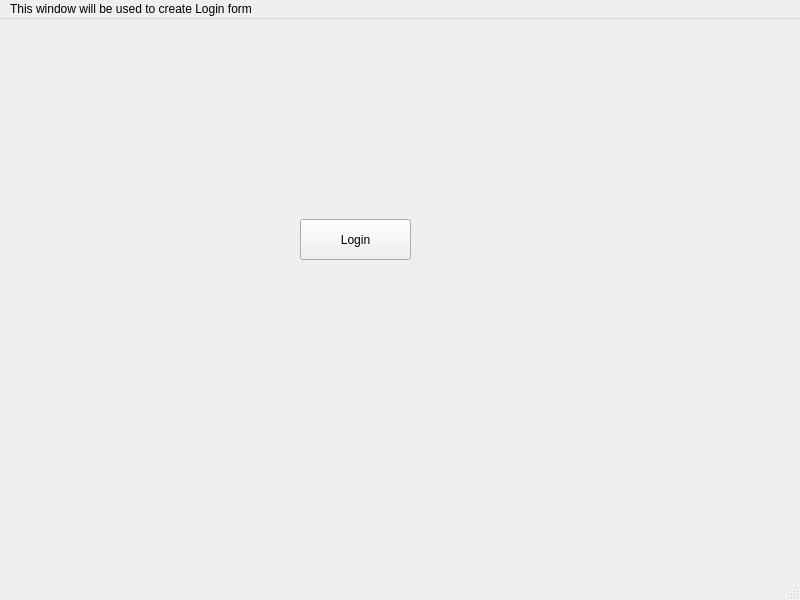
Qt form login.ui (nepalprastut/oopProj) before a commit.
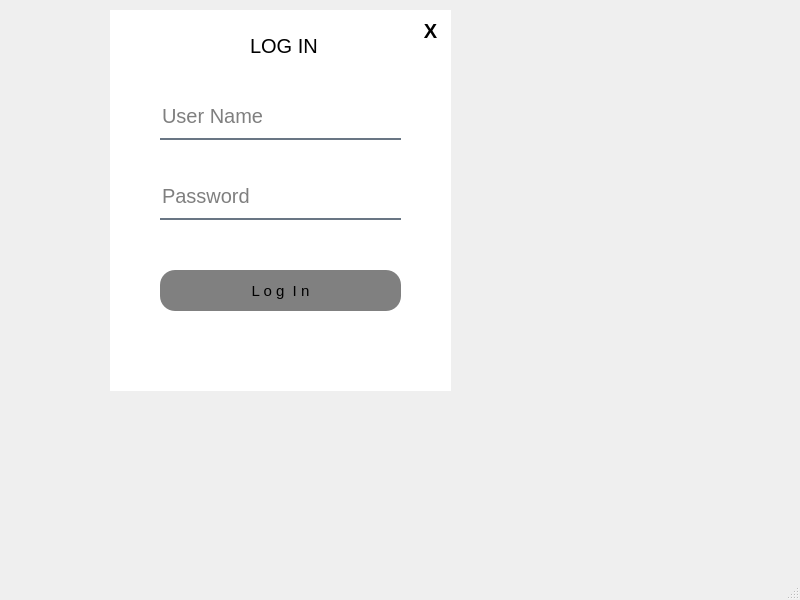
The same form after that commit.

The edit to the form file:
```diff
--- a/login.ui
+++ b/login.ui
@@ -14,36 +14,179 @@
    <string>MainWindow</string>
   </property>
   <widget class="QWidget" name="centralwidget">
-   <widget class="QPushButton" name="pushButton">
+   <widget class="QWidget" name="widget" native="true">
     <property name="geometry">
      <rect>
-      <x>300</x>
-      <y>200</y>
-      <width>111</width>
-      <height>41</height>
+      <x>110</x>
+      <y>10</y>
+      <width>341</width>
+      <height>381</height>
      </rect>
     </property>
-    <property name="text">
-     <string>Login</string>
+    <property name="styleSheet">
+     <string notr="true">background-color:white;</string>
     </property>
+    <widget class="QLabel" name="label_3">
+     <property name="geometry">
+      <rect>
+       <x>140</x>
+       <y>20</y>
+       <width>71</width>
+       <height>31</height>
+      </rect>
+     </property>
+     <property name="styleSheet">
+      <string notr="true">font-size:20px;
+color:black;</string>
+     </property>
+     <property name="text">
+      <string>LOG IN</string>
+     </property>
+    </widget>
+    <widget class="QLineEdit" name="lineEdit_username">
+     <property name="geometry">
+      <rect>
+       <x>50</x>
+       <y>90</y>
+       <width>241</width>
+       <height>40</height>
+      </rect>
+     </property>
+     <property name="minimumSize">
+      <size>
+       <width>200</width>
+       <height>40</height>
+      </size>
+     </property>
+     <property name="font">
+      <font>
+       <pointsize>-1</pointsize>
+       <underline>false</underline>
+      </font>
+     </property>
+     <property name="styleSheet">
+      <string notr="true">background-color:rgba(0,0,0,0);
+border:none;
+border-bottom:2px solid rgba(105,118,132,255);
+color:rgba(255,255,255,230);
+padding-bottom:7px;
+font-size:20px;
+color:black;</string>
+     </property>
+     <property name="text">
+      <string/>
+     </property>
+     <property name="readOnly">
+      <bool>false</bool>
+     </property>
+     <property name="placeholderText">
+      <string>User Name</string>
+     </property>
+    </widget>
+    <widget class="QLineEdit" name="lineEdit_password">
+     <property name="geometry">
+      <rect>
+       <x>50</x>
+       <y>170</y>
+       <width>241</width>
+       <height>40</height>
+      </rect>
+     </property>
+     <property name="minimumSize">
+      <size>
+       <width>200</width>
+       <height>40</height>
+      </size>
+     </property>
+     <property name="styleSheet">
+      <string notr="true">background-color:rgba(0,0,0,0);
+border:none;
+border-bottom:2px solid rgba(105,118,132,255);
+color:rgba(255,255,255,230);
+padding-bottom:7px;
+font-size:20px;
+color:black;</string>
+     </property>
+     <property name="text">
+      <string/>
+     </property>
+     <property name="echoMode">
+      <enum>QLineEdit::Password</enum>
+     </property>
+     <property name="placeholderText">
+      <string>Password</string>
+     </property>
+    </widget>
+    <widget class="QPushButton" name="pushButton_login">
+     <property name="geometry">
+      <rect>
+       <x>50</x>
+       <y>260</y>
+       <width>241</width>
+       <height>41</height>
+      </rect>
+     </property>
+     <property name="styleSheet">
+      <string notr="true">QPushButton
+{
+background-color:grey;
+font-size:15px;
+border-radius:15px;
+}
+QPushButton:hover
+{
+background-color:#4CAF50;
+color:white;
+}
+QPushButton:pressed{
+margin-left:1%px;
+
+}
+</string>
+     </property>
+     <property name="text">
+      <string>L o g  I n</string>
+     </property>
+    </widget>
+    <widget class="QPushButton" name="pushButton_close">
+     <property name="geometry">
+      <rect>
+       <x>300</x>
+       <y>0</y>
+       <width>41</width>
+       <height>41</height>
+      </rect>
+     </property>
+     <property name="font">
+      <font>
+       <pointsize>-1</pointsize>
+       <bold>true</bold>
+      </font>
+     </property>
+     <property name="styleSheet">
+      <string notr="true">QPushButton:Hover
+{
+text-align:centre;
+border:2px solid black;
+background-color:rgb(241,92,34);
+}
+QPushButton:Pressed
+{
+margin-left:1px;
+}
+QPushButton{
+background-color:white;
+border:0px;
+font-size:20px;
+color:black;
+}</string>
+     </property>
+     <property name="text">
+      <string>X</string>
+     </property>
+    </widget>
    </widget>
   </widget>
-  <widget class="QMenuBar" name="menubar">
-   <property name="geometry">
-    <rect>
-     <x>0</x>
-     <y>0</y>
-     <width>800</width>
-     <height>23</height>
-    </rect>
-   </property>
-   <widget class="QMenu" name="menuThis_window_will_be_used_to_create_Login_form">
-    <property name="title">
-     <string>This window will be used to create Login form</string>
-    </property>
-   </widget>
-   <addaction name="menuThis_window_will_be_used_to_create_Login_form"/>
-  </widget>
   <widget class="QStatusBar" name="statusbar"/>
  </widget>
  <resources/>
```
